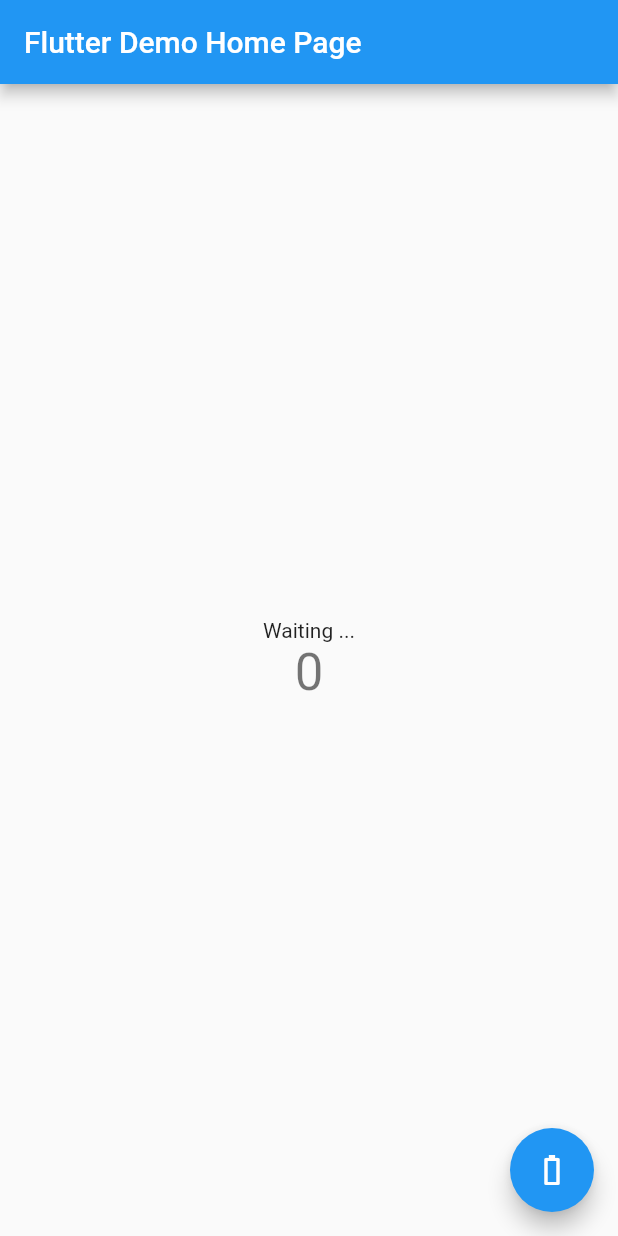
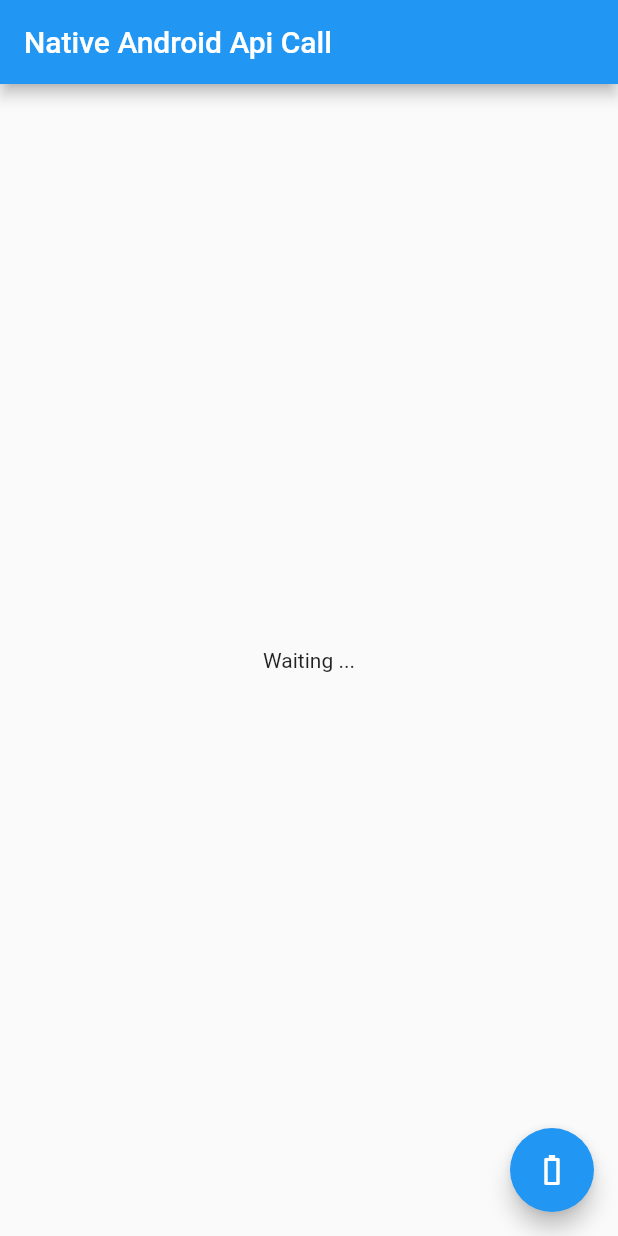
Before and after one commit to binodcoder/native_android_api_call, a Flutter app: the MyHomePage screen opened directly, after a tap on the "battery 0 bar" icon, on a phone screen of 412 x 824 dp. Run offline on Flutter 3.47's test engine with Material 2 defaults, Android fonts, the phone set to English and light mode, and no system bars.

Commit message:
file managed

```diff
--- /dev/null
+++ b/lib/home_page.dart
@@ -0,0 +1,43 @@
+import 'package:flutter/material.dart';
+import 'package:flutter/services.dart';
+
+class MyHomePage extends StatefulWidget {
+  const MyHomePage({super.key, required this.title});
+  final String title;
+
+  @override
+  State<MyHomePage> createState() => _MyHomePageState();
+}
+
+class _MyHomePageState extends State<MyHomePage> {
+  static const batteryChannel = MethodChannel('com.example.native_android_api_call');
+  String batteryLevel = 'Waiting ...';
+
+  @override
+  Widget build(BuildContext context) {
+    return Scaffold(
+      appBar: AppBar(
+        title: Text(widget.title),
+      ),
+      body: Center(
+        child: Text(
+          batteryLevel,
+        ),
+      ),
+      floatingActionButton: FloatingActionButton(
+        onPressed: getBatteryLevel,
+        tooltip: 'check battery',
+        child: const Icon(Icons.battery_0_bar),
+      ),
+    );
+  }
+
+  Future getBatteryLevel() async {
+    final arguments = {'name': 'Sarah Abs'};
+    final int newBatteryLevel = await batteryChannel.invokeMethod('getBatteryLevel', arguments);
+
+    setState(() {
+      batteryLevel = '$newBatteryLevel';
+    });
+  }
+}
--- a/lib/main.dart
+++ b/lib/main.dart
@@ -1,5 +1,5 @@
 import 'package:flutter/material.dart';
-import 'package:flutter/services.dart';
+import 'package:native_android_api_call/home_page.dart';
 
 void main() {
   runApp(const MyApp());
@@ -8,120 +8,14 @@
 class MyApp extends StatelessWidget {
   const MyApp({super.key});
 
-  // This widget is the root of your application.
   @override
   Widget build(BuildContext context) {
     return MaterialApp(
       title: 'Flutter Demo',
       theme: ThemeData(
-        // This is the theme of your application.
-        //
-        // Try running your application with "flutter run". You'll see the
-        // application has a blue toolbar. Then, without quitting the app, try
-        // changing the primarySwatch below to Colors.green and then invoke
-        // "hot reload" (press "r" in the console where you ran "flutter run",
-        // or simply save your changes to "hot reload" in a Flutter IDE).
-        // Notice that the counter didn't reset back to zero; the application
-        // is not restarted.
         primarySwatch: Colors.blue,
       ),
-      home: const MyHomePage(title: 'Flutter Demo Home Page'),
+      home: const MyHomePage(title: 'Native Android Api Call'),
     );
   }
 }
-
-class MyHomePage extends StatefulWidget {
-  const MyHomePage({super.key, required this.title});
-
-  // This widget is the home page of your application. It is stateful, meaning
-  // that it has a State object (defined below) that contains fields that affect
-  // how it looks.
-
-  // This class is the configuration for the state. It holds the values (in this
-  // case the title) provided by the parent (in this case the App widget) and
-  // used by the build method of the State. Fields in a Widget subclass are
-  // always marked "final".
-
-  final String title;
-
-  @override
-  State<MyHomePage> createState() => _MyHomePageState();
-}
-
-class _MyHomePageState extends State<MyHomePage> {
-  static const batteryChannel = MethodChannel('com.example.native_android_api_call');
-  String batteryLevel = 'Waiting ...';
-  int _counter = 0;
-
-  void _incrementCounter() {
-    setState(() {
-      // This call to setState tells the Flutter framework that something has
-      // changed in this State, which causes it to rerun the build method below
-      // so that the display can reflect the updated values. If we changed
-      // _counter without calling setState(), then the build method would not be
-      // called again, and so nothing would appear to happen.
-      _counter++;
-    });
-  }
-
-  @override
-  Widget build(BuildContext context) {
-    // This method is rerun every time setState is called, for instance as done
-    // by the _incrementCounter method above.
-    //
-    // The Flutter framework has been optimized to make rerunning build methods
-    // fast, so that you can just rebuild anything that needs updating rather
-    // than having to individually change instances of widgets.
-    return Scaffold(
-      appBar: AppBar(
-        // Here we take the value from the MyHomePage object that was created by
-        // the App.build method, and use it to set our appbar title.
-        title: Text(widget.title),
-      ),
-      body: Center(
-        // Center is a layout widget. It takes a single child and positions it
-        // in the middle of the parent.
-        child: Column(
-          // Column is also a layout widget. It takes a list of children and
-          // arranges them vertically. By default, it sizes itself to fit its
-          // children horizontally, and tries to be as tall as its parent.
-          //
-          // Invoke "debug painting" (press "p" in the console, choose the
-          // "Toggle Debug Paint" action from the Flutter Inspector in Android
-          // Studio, or the "Toggle Debug Paint" command in Visual Studio Code)
-          // to see the wireframe for each widget.
-          //
-          // Column has various properties to control how it sizes itself and
-          // how it positions its children. Here we use mainAxisAlignment to
-          // center the children vertically; the main axis here is the vertical
-          // axis because Columns are vertical (the cross axis would be
-          // horizontal).
-          mainAxisAlignment: MainAxisAlignment.center,
-          children: <Widget>[
-            Text(
-              batteryLevel,
-            ),
-            Text(
-              '$_counter',
-              style: Theme.of(context).textTheme.headline4,
-            ),
-          ],
-        ),
-      ),
-      floatingActionButton: FloatingActionButton(
-        onPressed: getBatteryLevel,
-        tooltip: 'check battery',
-        child: const Icon(Icons.battery_0_bar),
-      ), // This trailing comma makes auto-formatting nicer for build methods.
-    );
-  }
-
-  Future getBatteryLevel() async {
-    final arguments = {'name': 'Sarah Abs'};
-    final int newBatteryLevel = await batteryChannel.invokeMethod('getBatteryLevel', arguments);
-
-    setState(() {
-      batteryLevel = '$newBatteryLevel';
-    });
-  }
-}
```
